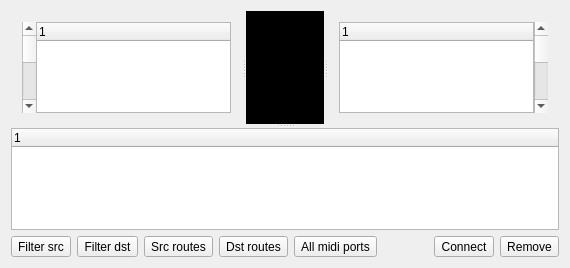
Above: muse2/muse/mixer/routedialogbase.ui from emrum/muse before the change. Below: the same form after it.
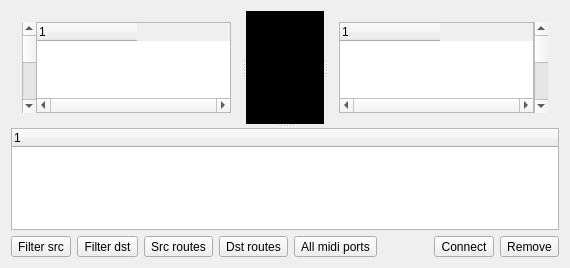
That is the form after the change. Custom widgets are drawn as their Qt base class.

```diff
--- a/muse2/muse/mixer/routedialogbase.ui
+++ b/muse2/muse/mixer/routedialogbase.ui
@@ -49,15 +49,27 @@
           <property name="verticalScrollBarPolicy">
            <enum>Qt::ScrollBarAlwaysOff</enum>
           </property>
+          <property name="horizontalScrollBarPolicy">
+           <enum>Qt::ScrollBarAlwaysOn</enum>
+          </property>
           <property name="selectionMode">
            <enum>QAbstractItemView::ExtendedSelection</enum>
           </property>
           <property name="selectionBehavior">
            <enum>QAbstractItemView::SelectRows</enum>
           </property>
+          <property name="textElideMode">
+           <enum>Qt::ElideMiddle</enum>
+          </property>
+          <property name="wordWrap">
+           <bool>true</bool>
+          </property>
           <property name="isInput" stdset="0">
            <bool>true</bool>
           </property>
+          <attribute name="headerStretchLastSection">
+           <bool>false</bool>
+          </attribute>
           <column>
            <property name="text">
             <string notr="true">1</string>
@@ -152,15 +164,27 @@
           <property name="verticalScrollBarPolicy">
            <enum>Qt::ScrollBarAlwaysOff</enum>
           </property>
+          <property name="horizontalScrollBarPolicy">
+           <enum>Qt::ScrollBarAlwaysOn</enum>
+          </property>
           <property name="selectionMode">
            <enum>QAbstractItemView::ExtendedSelection</enum>
           </property>
           <property name="selectionBehavior">
            <enum>QAbstractItemView::SelectRows</enum>
           </property>
+          <property name="textElideMode">
+           <enum>Qt::ElideMiddle</enum>
+          </property>
+          <property name="wordWrap">
+           <bool>true</bool>
+          </property>
           <property name="isInput" stdset="0">
            <bool>false</bool>
           </property>
+          <attribute name="headerStretchLastSection">
+           <bool>false</bool>
+          </attribute>
           <column>
            <property name="text">
             <string notr="true">1</string>
```
Left out of the diff: 10 changed lines with no effect on the pictures.
